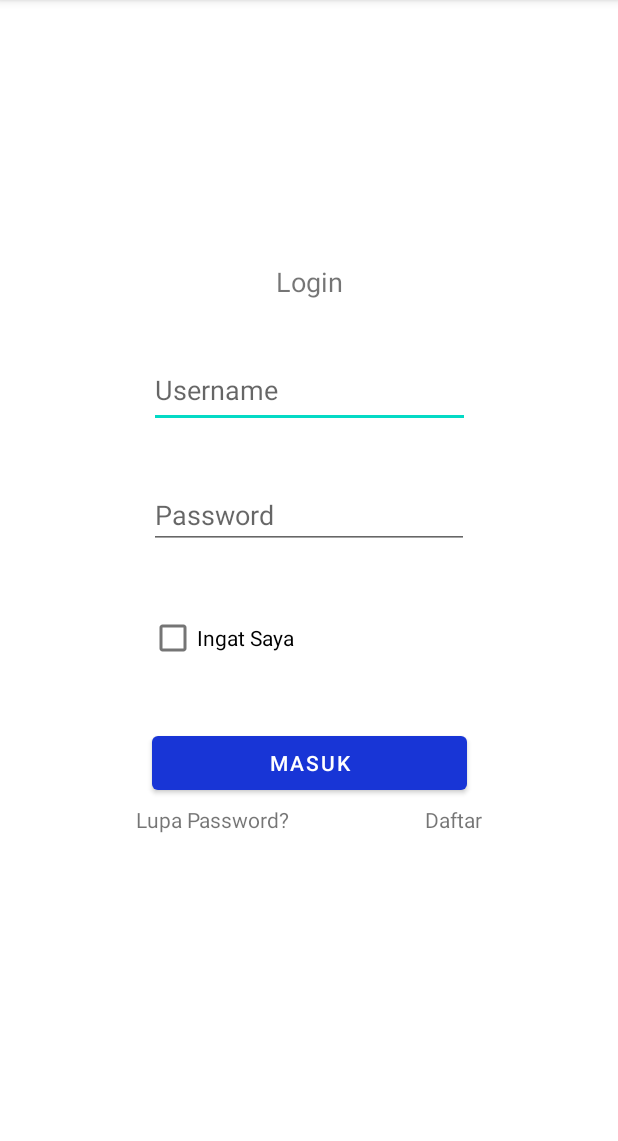
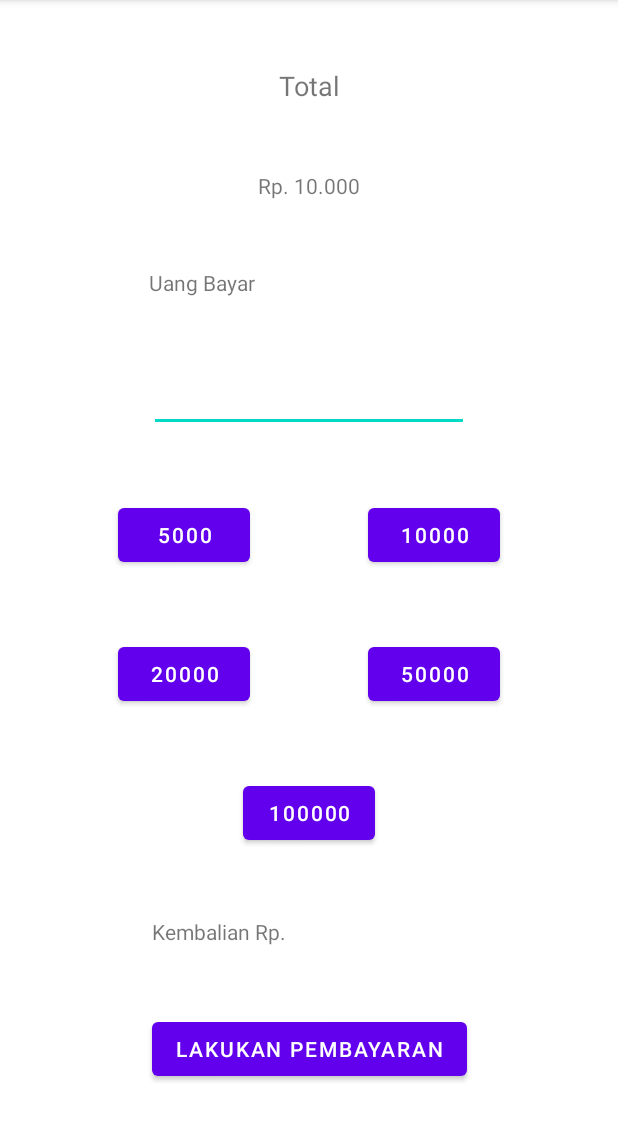
Before and after one commit to billyrefanto/MyKasirPos, an Android app: the screen it shows after launch (MainActivity), on a phone screen of 412 x 824 dp, the part 84-1225 px from its top. Run offline under Robolectric (Android 15) with nearby library versions, the phone set to English and light mode, and no system bars.

Commit message:
editing fragment

```diff
--- a/app/src/main/java/org/d3if4041/mykasirpos/MainActivity.kt
+++ b/app/src/main/java/org/d3if4041/mykasirpos/MainActivity.kt
@@ -2,10 +2,17 @@ package org.d3if4041.mykasirpos
 
 import androidx.appcompat.app.AppCompatActivity
 import android.os.Bundle
+import androidx.navigation.NavController
+import androidx.navigation.findNavController
 
 class MainActivity : AppCompatActivity() {
+
+    private lateinit var navController: NavController
+
     override fun onCreate(savedInstanceState: Bundle?) {
         super.onCreate(savedInstanceState)
-        setContentView(R.layout.activity_main)
+        setContentView(R.layout.fragment_pembayaran)
+
+        //navController = findNavController(R.id.hostFragment)
     }
 }
--- a/app/src/main/res/layout/activity_main.xml
+++ b/app/src/main/res/layout/activity_main.xml
@@ -1,88 +1,14 @@
 <?xml version="1.0" encoding="utf-8"?>
-<androidx.constraintlayout.widget.ConstraintLayout xmlns:android="http://schemas.android.com/apk/res/android"
+<fragment xmlns:android="http://schemas.android.com/apk/res/android"
     xmlns:app="http://schemas.android.com/apk/res-auto"
     xmlns:tools="http://schemas.android.com/tools"
+    android:id="@+id/hostFragment"
+    android:name="androidx.navigation.fragment.NavHostFragment"
     android:layout_width="match_parent"
     android:layout_height="match_parent"
-    android:layout_marginTop="140dp"
-    android:layout_marginBottom="200dp"
-    tools:context=".MainActivity">
+    app:defaultNavHost="true"
+    app:navGraph="@navigation/navigation"
+    tools:context=".MainActivity"
+    tools:viewBindingIgnore="true">
 
-    <TextView
-        android:id="@+id/login"
-        android:layout_width="wrap_content"
-        android:layout_height="wrap_content"
-        android:text="@string/login"
-        android:textSize="18sp"
-        app:layout_constraintBottom_toTopOf="@id/unamelogin"
-        app:layout_constraintLeft_toLeftOf="parent"
-        app:layout_constraintRight_toRightOf="parent"
-        app:layout_constraintTop_toTopOf="parent" />
-
-    <EditText
-        android:id="@+id/unamelogin"
-        android:layout_width="214dp"
-        android:layout_height="50dp"
-        android:ems="10"
-        android:hint="@string/username"
-        android:inputType="textPersonName"
-        app:layout_constraintBottom_toTopOf="@id/passlogin"
-        app:layout_constraintEnd_toEndOf="parent"
-        app:layout_constraintStart_toStartOf="parent"
-        app:layout_constraintTop_toBottomOf="@id/login"
-        android:autofillHints="@string/username" />
-
-    <EditText
-        android:id="@+id/passlogin"
-        android:layout_width="wrap_content"
-        android:layout_height="wrap_content"
-        android:ems="10"
-        android:hint="@string/password"
-        android:inputType="textPassword"
-        app:layout_constraintBottom_toTopOf="@id/checkBox"
-        app:layout_constraintEnd_toEndOf="parent"
-        app:layout_constraintStart_toStartOf="parent"
-        app:layout_constraintTop_toBottomOf="@id/unamelogin"
-        android:autofillHints="@string/password" />
-
-    <Button
-        android:id="@+id/buttonlogin"
-        android:layout_width="210dp"
-        android:layout_height="wrap_content"
-        android:text="@string/masuk"
-        app:backgroundTint="#1835D6"
-        app:layout_constraintBottom_toBottomOf="parent"
-        app:layout_constraintEnd_toEndOf="parent"
-        app:layout_constraintStart_toStartOf="parent"
-        app:layout_constraintTop_toBottomOf="@id/checkBox" />
-
-    <TextView
-        android:id="@+id/textView"
-        android:layout_width="wrap_content"
-        android:layout_height="wrap_content"
-        android:layout_marginTop="4dp"
-        android:text="@string/lupa_password"
-        app:layout_constraintEnd_toStartOf="@id/textView2"
-        app:layout_constraintStart_toStartOf="parent"
-        app:layout_constraintTop_toBottomOf="@id/buttonlogin" />
-
-    <TextView
-        android:id="@+id/textView2"
-        android:layout_width="wrap_content"
-        android:layout_height="wrap_content"
-        android:layout_marginTop="4dp"
-        android:text="@string/daftar"
-        app:layout_constraintEnd_toEndOf="parent"
-        app:layout_constraintStart_toEndOf="@id/textView"
-        app:layout_constraintTop_toBottomOf="@id/buttonlogin" />
-
-    <CheckBox
-        android:id="@+id/checkBox"
-        android:layout_width="wrap_content"
-        android:layout_height="wrap_content"
-        android:text="@string/ingat_saya"
-        app:layout_constraintBottom_toTopOf="@id/buttonlogin"
-        app:layout_constraintStart_toStartOf="@id/passlogin"
-        app:layout_constraintTop_toBottomOf="@id/passlogin" />
-
-</androidx.constraintlayout.widget.ConstraintLayout>
+</fragment>
--- a/app/src/main/res/layout/fragment_main_page.xml
+++ b/app/src/main/res/layout/fragment_main_page.xml
@@ -18,7 +18,7 @@
         android:id="@+id/warning"
         android:layout_width="wrap_content"
         android:layout_height="wrap_content"
-        android:text="@string/warning"
+        android:text="warnig"
         android:textAlignment="center"
         app:layout_constraintBottom_toBottomOf="parent"
         app:layout_constraintEnd_toEndOf="parent"
@@ -30,7 +30,7 @@
         android:layout_width="wrap_content"
         android:layout_height="wrap_content"
         android:layout_marginBottom="240dp"
-        android:text="@string/tambah"
+        android:text="tambah"
         app:backgroundTint="#1835D6"
         app:layout_constraintBottom_toBottomOf="parent"
         app:layout_constraintEnd_toEndOf="parent"
--- a/app/src/main/res/values/strings.xml
+++ b/app/src/main/res/values/strings.xml
@@ -21,4 +21,15 @@
     <string name="masuk">Masuk</string>
     <string name="lupa_password">Lupa Password?</string>
     <string name="harga">Harga</string>
+    <string name="total">Total</string>
+    <string name="bayar">Rp. 10.000</string>
+    <string name="uang">Uang Bayar</string>
+    <string name="kembalian">Kembalian Rp.</string>
+    <string name="pembayaran">Lakukan Pembayaran</string>
+    <string name="lima_ribu">5000</string>
+    <string name="sepuluh_ribu">10000</string>
+    <string name="dua_puluh">20000</string>
+    <string name="lima_puluh">50000</string>
+    <string name="seratus_ribu">100000</string>
+    <string name="total_bayar">%1$.2f</string>
 </resources>
```
Also changed, not shown: app/src/main/java/org/d3if4041/mykasirpos/ui/LoginFragment.kt (added, +36 -0 lines), app/src/main/java/org/d3if4041/mykasirpos/ui/PembayaranFragment.kt (added, +37 -0 lines), app/src/main/java/org/d3if4041/mykasirpos/ui/RegisterFragment.kt (added, +61 -0 lines), app/src/main/res/layout/fragment_login.xml (added, +87 -0 lines).
